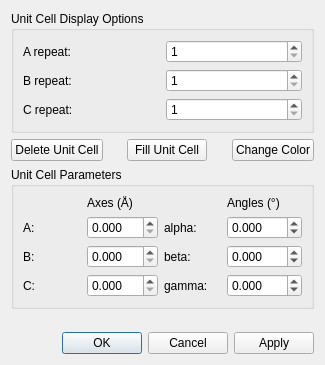
cryos/avogadro, file libavogadro/src/extensions/unitcellparamdialog.ui: the form before one commit.
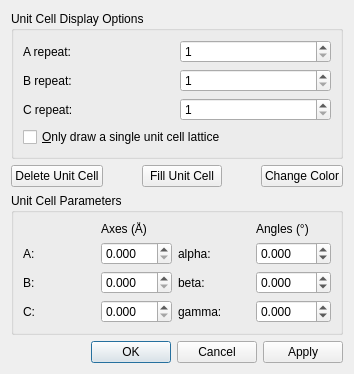
The form after the commit.

Commit message:
Add option to only render one set of unit cell boundaries.
When an A, B, or C repeat is set, optionally only render the unit cell
box for the unit cell at offset (0, 0, 0). This is a popular style for
publication images.

```diff
--- a/libavogadro/src/extensions/unitcellparamdialog.ui
+++ b/libavogadro/src/extensions/unitcellparamdialog.ui
@@ -6,7 +6,7 @@
    <rect>
     <x>0</x>
     <y>0</y>
-    <width>325</width>
+    <width>354</width>
     <height>365</height>
    </rect>
   </property>
@@ -62,6 +62,13 @@
         </property>
        </widget>
       </item>
+      <item row="3" column="0" colspan="2">
+       <widget class="QCheckBox" name="onlyRenderOriginalUnitCell">
+        <property name="text">
+         <string>&amp;Only draw a single unit cell lattice</string>
+        </property>
+       </widget>
+      </item>
      </layout>
     </widget>
    </item>
```
The commit also changes 6 other files.
